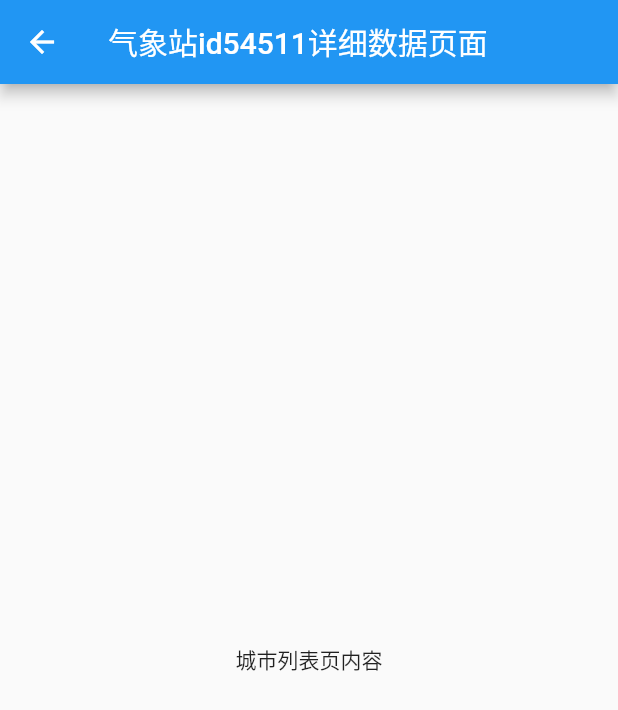
After one commit to 584807419/nmc_app, a Flutter app: the StationPage screen opened directly, on a phone screen of 412 x 824 dp. The commit adds this screen. Shown: the top 710 px of the screen. Run offline on Flutter 3.47's test engine with Material 2 defaults, Android fonts, the phone set to English and light mode, and no system bars.

Commit message:
路由传参

```diff
--- a/lib/pages/city.dart
+++ b/lib/pages/city.dart
@@ -1,5 +1,6 @@
 import 'package:flutter/material.dart';
 
+// 城市列表页面
 class CityPage extends StatefulWidget {
   const CityPage({super.key});
 
--- /dev/null
+++ b/lib/pages/station.dart
@@ -0,0 +1,21 @@
+import 'package:flutter/material.dart';
+// 气象站详细数据页面,接收城市列表页传来的气象站id参数
+class StationPage extends StatefulWidget {
+  final String station_id;
+  const StationPage({super.key, this.station_id="54511"});
+
+  @override
+  State<StationPage> createState() => _StationPage();
+}
+
+class _StationPage extends State<StationPage> {
+  @override
+  Widget build(BuildContext context) {
+    return Scaffold(
+      appBar: AppBar(
+        title: Text("气象站id${widget.station_id}详细数据页面"), // 获取station_id
+      ),
+      body: const Center(child: Text("城市列表页内容"),),
+    );
+  }
+}
```
